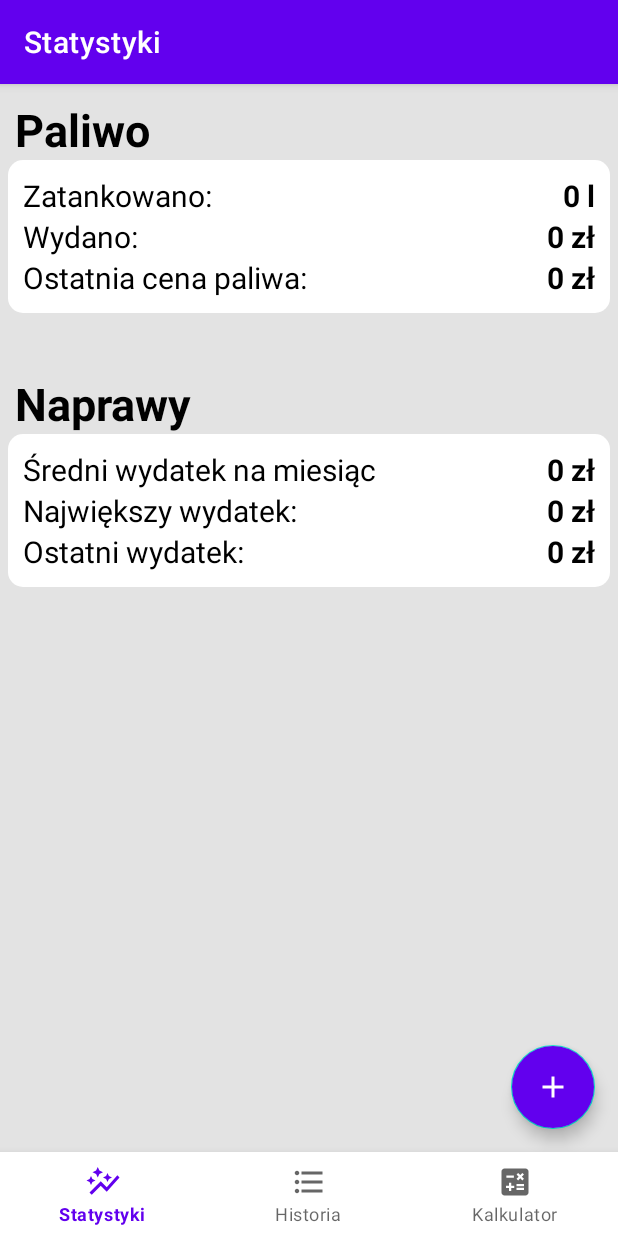
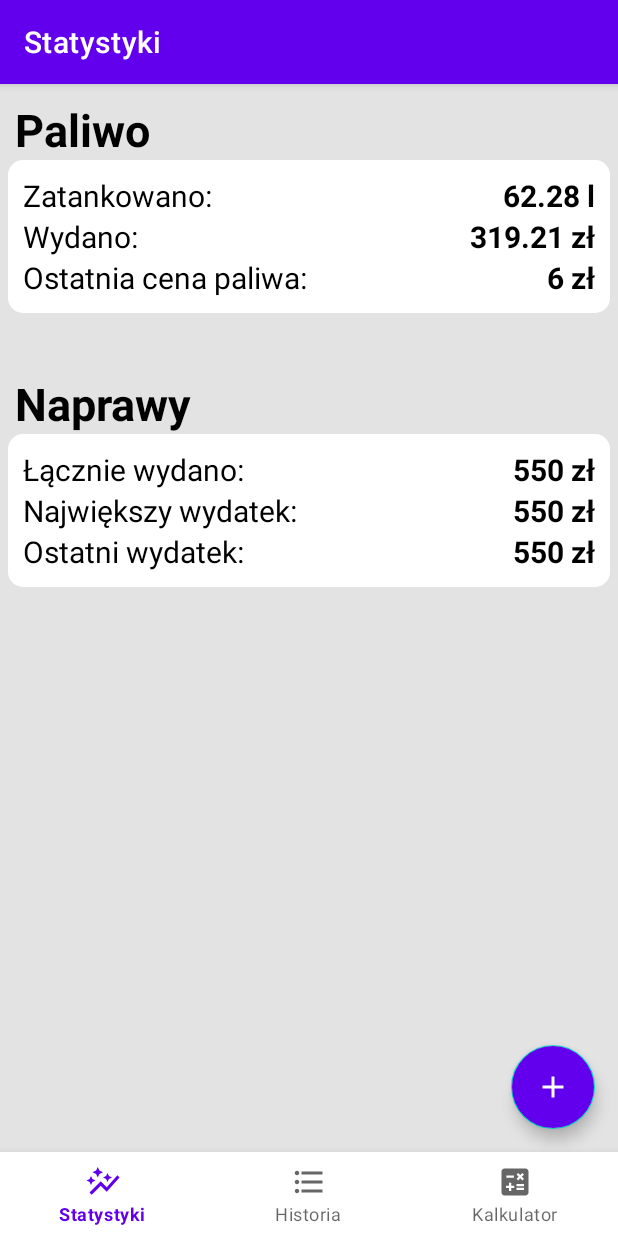
Before and after one commit to matxowy/VehicleCost, an Android app: the fragment AddEditRepairFragment placed in its activity, after a tap on "Dodaj naprawę", on a phone screen of 412 x 824 dp. Run offline under Robolectric (Android 15) with nearby library versions, the phone set to English and light mode, and no system bars; our stand-ins replace Dagger/Hilt's generated code, Room's generated code, navigation-ui; libraries missing offline, so code that uses them is left out: androidx.hilt, androidx.hilt.lifecycle; 2 statements that could not run were skipped.

Commit message:
v.1.9.0
- Added displaying correct stats in StatisticsFragment
- Added all needed queries to RefuelDao and RepairDao for display correct stats in StatisticsFragment
- Added displaying correct value of last mileage in add/edit repair/refuel fragment
- Added double extension to displaying numbers in nice decimal format
- Added int extension to displaying mileage with spaces
- Deleted back arrow in header in history and calculator fragments

```diff
--- a/app/src/main/java/com/matxowy/vehiclecost/data/db/dao/RefuelDao.kt
+++ b/app/src/main/java/com/matxowy/vehiclecost/data/db/dao/RefuelDao.kt
@@ -7,7 +7,19 @@ import kotlinx.coroutines.flow.Flow
 @Dao
 interface RefuelDao {
 
-    @Query("SELECT * FROM refuel ORDER BY date DESC, mileage DESC")
+    @Query("SELECT sum(amountOfFuel) FROM refuel")
+    fun getSumOfRefuels() : Flow<Double>
+
+    @Query("SELECT sum(cost) FROM refuel")
+    fun getSumOfCosts() : Flow<Double>
+
+    @Query("SELECT price FROM refuel ORDER BY mileage DESC, date DESC LIMIT 1")
+    fun getLastPriceOfFuel() : Flow<Double>
+
+    @Query("SELECT mileage FROM refuel ORDER BY mileage DESC LIMIT 1")
+    fun getLastMileage() : Flow<Int>
+
+    @Query("SELECT * FROM refuel ORDER BY mileage DESC, date DESC")
     fun getRefuels() : Flow<List<Refuel>>
 
     @Insert(onConflict = OnConflictStrategy.REPLACE)
--- a/app/src/main/java/com/matxowy/vehiclecost/data/db/dao/RepairDao.kt
+++ b/app/src/main/java/com/matxowy/vehiclecost/data/db/dao/RepairDao.kt
@@ -7,8 +7,20 @@ import kotlinx.coroutines.flow.Flow
 @Dao
 interface RepairDao {
 
+    @Query("SELECT max(cost) FROM repair")
+    fun getMaxCostOfRepair() : Flow<Double>
+
+    @Query("SELECT sum(cost) FROM repair")
+    fun getSumCostOfRepair() : Flow<Double>
+
+    @Query("SELECT cost FROM repair ORDER BY date DESC, mileage DESC LIMIT 1")
+    fun getLastCost() : Flow<Double>
+
     @Query("SELECT * FROM repair ORDER BY date DESC")
     fun getRepairs() : Flow<List<Repair>>
+
+    @Query("SELECT mileage FROM refuel ORDER BY mileage DESC LIMIT 1")
+    fun getLastMileage() : Flow<Int>
 
     @Insert(onConflict = OnConflictStrategy.REPLACE)
     suspend fun insert(repair: Repair)
--- a/app/src/main/java/com/matxowy/vehiclecost/ui/addeditrefuel/AddEditRefuelFragment.kt
+++ b/app/src/main/java/com/matxowy/vehiclecost/ui/addeditrefuel/AddEditRefuelFragment.kt
@@ -46,6 +46,10 @@ class AddEditRefuelFragment : Fragment(R.layout.add_edit_refuel_fragment) {
             setFieldsWithData()
 
             setListenersToFieldsAndButton()
+
+            viewModel.lastMileage.observe(viewLifecycleOwner) {
+                tvLastValueOfMileage.text = "Ostatnia wartość: ${it.addSpace()} km"
+            }
 
             // Refactor in future
             if (viewModel.mileage == "") {
--- a/app/src/main/java/com/matxowy/vehiclecost/ui/addeditrefuel/AddEditRefuelViewModel.kt
+++ b/app/src/main/java/com/matxowy/vehiclecost/ui/addeditrefuel/AddEditRefuelViewModel.kt
@@ -4,6 +4,7 @@ import androidx.hilt.Assisted
 import androidx.hilt.lifecycle.ViewModelInject
 import androidx.lifecycle.SavedStateHandle
 import androidx.lifecycle.ViewModel
+import androidx.lifecycle.asLiveData
 import androidx.lifecycle.viewModelScope
 import com.matxowy.vehiclecost.data.db.dao.RefuelDao
 import com.matxowy.vehiclecost.data.db.entity.Refuel
@@ -84,6 +85,8 @@ class AddEditRefuelViewModel @ViewModelInject constructor(
     private val addEditRefuelEventChannel = Channel<AddEditRefuelEvent>()
     val addEditRefuelEvent = addEditRefuelEventChannel.receiveAsFlow()
 
+    var lastMileage = refuelDao.getLastMileage().asLiveData()
+
 
     fun onSaveRefueledClick() {
         if (mileage.toString().isBlank()
@@ -93,6 +96,8 @@ class AddEditRefuelViewModel @ViewModelInject constructor(
             showInvalidInputMessage("Wymagane pola nie mogą być puste")
             return
         }
+
+        //jeżeli przebieg jest mniejszy od poprzedniego, a data jest późniejsza to zwracać komunikat
 
         if (refuel != null) {
             val updatedRefuel = refuel.copy(
--- a/app/src/main/java/com/matxowy/vehiclecost/ui/addeditrepair/AddEditRepairFragment.kt
+++ b/app/src/main/java/com/matxowy/vehiclecost/ui/addeditrepair/AddEditRepairFragment.kt
@@ -35,6 +35,10 @@ class AddEditRepairFragment : Fragment(R.layout.add_edit_repair_fragment) {
             setFieldsWithData()
 
             setListenersToFieldsAndButton()
+
+            viewModel.lastMileage.observe(viewLifecycleOwner) {
+                tvLastValueOfMileage.text = "Ostatnia wartość: ${it.addSpace()} km"
+            }
 
             // Refactor in future
             if (viewModel.mileage == "") {
--- a/app/src/main/java/com/matxowy/vehiclecost/ui/addeditrepair/AddEditRepairViewModel.kt
+++ b/app/src/main/java/com/matxowy/vehiclecost/ui/addeditrepair/AddEditRepairViewModel.kt
@@ -4,6 +4,7 @@ import androidx.hilt.Assisted
 import androidx.hilt.lifecycle.ViewModelInject
 import androidx.lifecycle.SavedStateHandle
 import androidx.lifecycle.ViewModel
+import androidx.lifecycle.asLiveData
 import androidx.lifecycle.viewModelScope
 import com.matxowy.vehiclecost.data.db.dao.RepairDao
 import com.matxowy.vehiclecost.data.db.entity.Repair
@@ -64,6 +65,8 @@ class AddEditRepairViewModel @ViewModelInject constructor(
 
     private val addEditRepairEventChannel = Channel<AddEditRepairEvent>()
     val addEditRepairEvent = addEditRepairEventChannel.receiveAsFlow()
+
+    var lastMileage = repairDao.getLastMileage().asLiveData()
 
     fun onSaveRepairClick() {
         if (title.isBlank()
--- a/app/src/main/java/com/matxowy/vehiclecost/ui/history/HistoryFragment.kt
+++ b/app/src/main/java/com/matxowy/vehiclecost/ui/history/HistoryFragment.kt
@@ -5,6 +5,7 @@ import androidx.fragment.app.Fragment
 import android.view.View
 import android.view.animation.Animation
 import android.view.animation.AnimationUtils
+import androidx.appcompat.app.AppCompatActivity
 import androidx.fragment.app.setFragmentResultListener
 import androidx.fragment.app.viewModels
 import androidx.lifecycle.lifecycleScope
@@ -43,6 +44,9 @@ class HistoryFragment : Fragment(R.layout.history_fragment),
 
     override fun onViewCreated(view: View, savedInstanceState: Bundle?) {
         super.onViewCreated(view, savedInstanceState)
+
+        // Disable back arrow in header for avoid returning to adding/editing screen by this
+        (activity as AppCompatActivity).supportActionBar?.setDisplayHomeAsUpEnabled(false)
 
         binding = HistoryFragmentBinding.bind(view)
 
--- a/app/src/main/java/com/matxowy/vehiclecost/ui/history/adapters/RefuelAdapter.kt
+++ b/app/src/main/java/com/matxowy/vehiclecost/ui/history/adapters/RefuelAdapter.kt
@@ -8,6 +8,7 @@ import androidx.recyclerview.widget.RecyclerView
 import com.matxowy.vehiclecost.data.db.entity.Refuel
 import com.matxowy.vehiclecost.databinding.ItemRefuelBinding
 import com.matxowy.vehiclecost.util.StringUtils
+import com.matxowy.vehiclecost.util.decimalFormat
 
 class RefuelAdapter(private val listener: OnRefuelItemClickListener) :
     ListAdapter<Refuel, RefuelAdapter.RefuelViewHolder>(DiffCallback()) {
@@ -39,10 +40,10 @@ class RefuelAdapter(private val listener: OnRefuelItemClickListener) :
 
         fun bind(refuel: Refuel) {
             binding.apply {
-                tvAmountOfFuel.text = "${StringUtils.trimTrailingZero(refuel.amountOfFuel.toString())} l"
+                tvAmountOfFuel.text = "${refuel.amountOfFuel.decimalFormat()} l"
                 tvDate.text = refuel.date
                 tvMileage.text = "${refuel.mileage} km"
-                tvPrice.text = "${StringUtils.trimTrailingZero(refuel.price.toString())} zł"
+                tvPrice.text = "${refuel.price.decimalFormat()} zł"
             }
         }
 
--- a/app/src/main/java/com/matxowy/vehiclecost/ui/history/adapters/RepairAdapter.kt
+++ b/app/src/main/java/com/matxowy/vehiclecost/ui/history/adapters/RepairAdapter.kt
@@ -8,6 +8,7 @@ import androidx.recyclerview.widget.RecyclerView
 import com.matxowy.vehiclecost.data.db.entity.Repair
 import com.matxowy.vehiclecost.databinding.ItemRepairBinding
 import com.matxowy.vehiclecost.util.StringUtils
+import com.matxowy.vehiclecost.util.decimalFormat
 
 class RepairAdapter(private val listener: OnRepairItemClickListener) :
     ListAdapter<Repair, RepairAdapter.RepairViewHolder>(DiffCallback()) {
@@ -39,7 +40,7 @@ class RepairAdapter(private val listener: OnRepairItemClickListener) :
 
         fun bind(repair: Repair) {
             binding.apply {
-                tvCost.text = "${StringUtils.trimTrailingZero(repair.cost.toString())} zł"
+                tvCost.text = "${repair.cost.decimalFormat()} zł"
                 tvDate.text = repair.date
                 tvMileage.text = "${repair.mileage} km"
                 tvRepairTitle.text = repair.title
--- a/app/src/main/java/com/matxowy/vehiclecost/ui/statistics/StatisticsFragment.kt
+++ b/app/src/main/java/com/matxowy/vehiclecost/ui/statistics/StatisticsFragment.kt
@@ -10,10 +10,11 @@ import androidx.lifecycle.lifecycleScope
 import androidx.navigation.fragment.findNavController
 import com.matxowy.vehiclecost.R
 import com.matxowy.vehiclecost.databinding.StatisticsFragmentBinding
-import com.matxowy.vehiclecost.util.exhaustive
+import com.matxowy.vehiclecost.util.*
+import dagger.hilt.android.AndroidEntryPoint
 import kotlinx.coroutines.flow.collect
 
-
+@AndroidEntryPoint
 class StatisticsFragment : Fragment(R.layout.statistics_fragment) {
 
     private val viewModel: StatisticsViewModel by viewModels()
@@ -32,6 +33,8 @@ class StatisticsFragment : Fragment(R.layout.statistics_fragment) {
 
         binding = StatisticsFragmentBinding.bind(view)
 
+        addObservers()
+
         //FAB operations
         binding.apply {
             fabAdd.setOnClickListener {
@@ -49,20 +52,46 @@ class StatisticsFragment : Fragment(R.layout.statistics_fragment) {
 
         // Navigation between screens
         viewLifecycleOwner.lifecycleScope.launchWhenStarted {
-            viewModel.addingEvent.collect { event ->
+            viewModel.statisticsEvent.collect { event ->
                 when(event) {
-                    is StatisticsViewModel.AddingEvent.NavigateToAddRefuelScreen -> {
+                    is StatisticsViewModel.StatisticsEvent.NavigateToAddRefuelScreen -> {
                         val action = StatisticsFragmentDirections.actionStatisticsFragmentToAddEditRefuelFragment(null, "Nowe tankowanie")
                         findNavController().navigate(action)
                         clicked = false
                     }
-                    is StatisticsViewModel.AddingEvent.NavigateToAddRepairScreen -> {
+                    is StatisticsViewModel.StatisticsEvent.NavigateToAddRepairScreen -> {
                         val action = StatisticsFragmentDirections.actionStatisticsFragmentToAddEditRepairFragment(null, "Nowa naprawa")
                         findNavController().navigate(action)
                         clicked = false
                     }
                 }.exhaustive
             }
+        }
+    }
+
+    private fun addObservers() {
+        viewModel.sumOfFuelAmount.observe(viewLifecycleOwner) {
+            binding.tvRefueledStat.text = "${it.decimalFormat()} l"
+        }
+
+        viewModel.sumCostsOfRefuels.observe(viewLifecycleOwner) {
+            binding.tvFuelCostsStat.text = "${it.decimalFormat()} zł"
+        }
+
+        viewModel.lastPriceOfFuel.observe(viewLifecycleOwner) {
+            binding.tvLastFuelPriceStat.text = "${it.decimalFormat()} zł"
+        }
+
+        viewModel.sumCostOfRepair.observe(viewLifecycleOwner) {
+            binding.tvSumCostRepairStat.text = "${it.decimalFormat()} zł"
+        }
+
+        viewModel.maxCostOfRepair.observe(viewLifecycleOwner) {
+            binding.tvGreatestCostRepairStat.text = "${it.decimalFormat()} zł"
+        }
+
+        viewModel.lastCostOfRepair.observe(viewLifecycleOwner) {
+            binding.tvLatestCostRepairStat.text = "${it.decimalFormat()} zł"
         }
     }
 
--- a/app/src/main/java/com/matxowy/vehiclecost/ui/statistics/StatisticsViewModel.kt
+++ b/app/src/main/java/com/matxowy/vehiclecost/ui/statistics/StatisticsViewModel.kt
@@ -1,26 +1,43 @@
 package com.matxowy.vehiclecost.ui.statistics
 
+import androidx.hilt.lifecycle.ViewModelInject
 import androidx.lifecycle.ViewModel
+import androidx.lifecycle.asLiveData
 import androidx.lifecycle.viewModelScope
+import com.matxowy.vehiclecost.data.db.dao.RefuelDao
+import com.matxowy.vehiclecost.data.db.dao.RepairDao
 import kotlinx.coroutines.channels.Channel
 import kotlinx.coroutines.flow.receiveAsFlow
 import kotlinx.coroutines.launch
 
-class StatisticsViewModel : ViewModel() {
+class StatisticsViewModel @ViewModelInject constructor(
+    private val refuelDao: RefuelDao,
+    private val repairDao: RepairDao
+) : ViewModel() {
 
-    private val addEventChannel = Channel<AddingEvent>()
-    val addingEvent = addEventChannel.receiveAsFlow()
+    private val statisticsChannel = Channel<StatisticsEvent>()
+    val statisticsEvent = statisticsChannel.receiveAsFlow()
 
     fun onAddNewRefuelClick() = viewModelScope.launch {
-        addEventChannel.send(AddingEvent.NavigateToAddRefuelScreen)
+        statisticsChannel.send(StatisticsEvent.NavigateToAddRefuelScreen)
     }
 
     fun onAddNewRepairClick() = viewModelScope.launch {
-        addEventChannel.send(AddingEvent.NavigateToAddRepairScreen)
+        statisticsChannel.send(StatisticsEvent.NavigateToAddRepairScreen)
     }
 
-    sealed class AddingEvent {
-        object NavigateToAddRefuelScreen : AddingEvent()
-        object NavigateToAddRepairScreen : AddingEvent()
+    // Refuels stats
+    val sumOfFuelAmount = refuelDao.getSumOfRefuels().asLiveData()
+    val sumCostsOfRefuels = refuelDao.getSumOfCosts().asLiveData()
+    val lastPriceOfFuel = refuelDao.getLastPriceOfFuel().asLiveData()
+
+    // Repairs stats
+    val sumCostOfRepair = repairDao.getSumCostOfRepair().asLiveData()
+    val maxCostOfRepair = repairDao.getMaxCostOfRepair().asLiveData()
+    val lastCostOfRepair = repairDao.getLastCost().asLiveData()
+
+    sealed class StatisticsEvent {
+        object NavigateToAddRefuelScreen : StatisticsEvent()
+        object NavigateToAddRepairScreen : StatisticsEvent()
     }
 }
--- a/app/src/main/java/com/matxowy/vehiclecost/util/DoubleExtension.kt
+++ b/app/src/main/java/com/matxowy/vehiclecost/util/DoubleExtension.kt
@@ -1,5 +1,7 @@
 package com.matxowy.vehiclecost.util
 
+import java.math.RoundingMode
+import java.text.DecimalFormat
 import kotlin.math.pow
 import kotlin.math.roundToInt
 
@@ -7,3 +9,15 @@ fun Double.roundTo(numFractionDigits: Int): Double {
     val factor = 10.0.pow(numFractionDigits.toDouble())
     return (this * factor).roundToInt() / factor
 }
+
+fun Double.toPrettyString() =
+    if(this - this.toLong() == 0.0)
+        String.format("%d", this.toLong())
+    else
+        String.format("%s", this)
+
+fun Double.decimalFormat(): String {
+    val df = DecimalFormat("0.##")
+    df.roundingMode = RoundingMode.DOWN
+    return df.format(this)
+}
--- /dev/null
+++ b/app/src/main/java/com/matxowy/vehiclecost/util/IntExtension.kt
@@ -0,0 +1,8 @@
+package com.matxowy.vehiclecost.util
+
+import java.text.DecimalFormat
+
+fun Int.addSpace(): String {
+    val df = DecimalFormat("#,###,###")
+    return df.format(this).replace(",", " ")
+}
--- a/app/src/main/res/layout/calculator_fragment.xml
+++ b/app/src/main/res/layout/calculator_fragment.xml
@@ -351,7 +351,7 @@
                     android:layout_width="match_parent"
                     android:layout_height="wrap_content"
                     android:hint="Liczba osób"
-                    android:inputType="numberDecimal"
+                    android:inputType="number"
                     android:textSize="16sp"
                     />
 
--- a/app/src/main/res/layout/statistics_fragment.xml
+++ b/app/src/main/res/layout/statistics_fragment.xml
@@ -150,7 +150,7 @@
             <TextView
                 android:layout_width="0dp"
                 android:layout_height="wrap_content"
-                android:text="@string/stat_avg_cost_repair"
+                android:text="@string/stat_sum_cost_repair"
                 android:layout_marginStart="10dp"
                 android:textColor="@color/black"
                 android:textSize="20sp"
@@ -158,7 +158,7 @@
                 />
 
             <TextView
-                android:id="@+id/tv_avg_repair_cost_stat"
+                android:id="@+id/tv_sum_cost_repair_stat"
                 android:layout_width="wrap_content"
                 android:layout_height="wrap_content"
                 android:text="0 zł"
--- a/app/src/main/res/values/strings.xml
+++ b/app/src/main/res/values/strings.xml
@@ -11,7 +11,7 @@
     <string name="stat_paid_text">Wydano:</string>
     <string name="stat_last_fuel_price_text">Ostatnia cena paliwa:</string>
     <string name="stat_header_repair">Naprawy</string>
-    <string name="stat_avg_cost_repair">Średni wydatek na miesiąc</string>
+    <string name="stat_sum_cost_repair">Łącznie wydano:</string>
     <string name="stat_greatest_expense_repair">Największy wydatek:</string>
     <string name="stat_latest_cost_repair">Ostatni wydatek:</string>
     <string name="rb_fuel_text">Paliwo</string>
```
Also changed, not shown: app/src/main/java/com/matxowy/vehiclecost/ui/calculator/CalculatorFragment.kt (+15 -10 lines).
